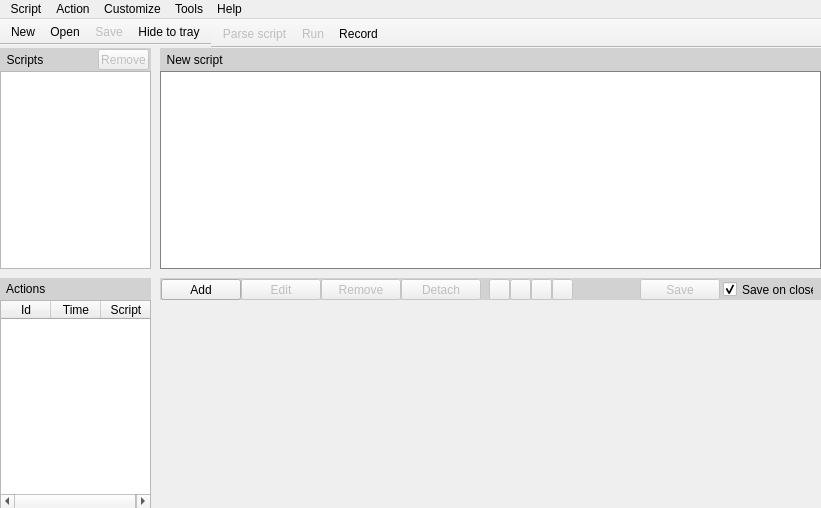
Above: DoForMe!/mainwin.ui from jajcek/DoForMe before the change. Below: the same form after it.
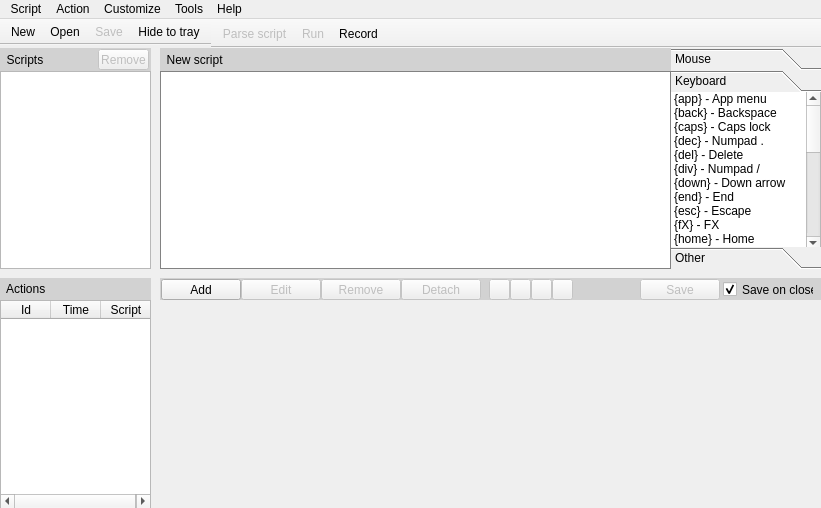
That is the form after the change. Icons and pictures are not drawn.

Commit message: - helper list with functions and special keys available (on the right of the text area)

What changed in the file:
```diff
--- a/DoForMe!/mainwin.ui
+++ b/DoForMe!/mainwin.ui
@@ -145,7 +145,7 @@
      <rect>
       <x>160</x>
       <y>23</y>
-      <width>661</width>
+      <width>511</width>
       <height>198</height>
      </rect>
     </property>
@@ -188,7 +188,7 @@
      <rect>
       <x>160</x>
       <y>0</y>
-      <width>661</width>
+      <width>511</width>
       <height>23</height>
      </rect>
     </property>
@@ -552,6 +552,368 @@
      <bool>false</bool>
     </property>
    </widget>
+   <widget class="QToolBox" name="toolBox">
+    <property name="geometry">
+     <rect>
+      <x>671</x>
+      <y>0</y>
+      <width>150</width>
+      <height>221</height>
+     </rect>
+    </property>
+    <property name="frameShape">
+     <enum>QFrame::NoFrame</enum>
+    </property>
+    <property name="lineWidth">
+     <number>1</number>
+    </property>
+    <property name="midLineWidth">
+     <number>0</number>
+    </property>
+    <property name="currentIndex">
+     <number>1</number>
+    </property>
+    <property name="tabSpacing">
+     <number>0</number>
+    </property>
+    <widget class="QWidget" name="page">
+     <property name="geometry">
+      <rect>
+       <x>0</x>
+       <y>0</y>
+       <width>150</width>
+       <height>158</height>
+      </rect>
+     </property>
+     <attribute name="label">
+      <string>Mouse</string>
+     </attribute>
+     <widget class="QListWidget" name="mouseCmdList">
+      <property name="geometry">
+       <rect>
+        <x>-1</x>
+        <y>-1</y>
+        <width>151</width>
+        <height>160</height>
+       </rect>
+      </property>
+      <property name="sortingEnabled">
+       <bool>true</bool>
+      </property>
+      <item>
+       <property name="text">
+        <string>moveTo(x, y)</string>
+       </property>
+      </item>
+      <item>
+       <property name="text">
+        <string>leftDown()</string>
+       </property>
+      </item>
+      <item>
+       <property name="text">
+        <string>leftDownAt(x, y)</string>
+       </property>
+      </item>
+      <item>
+       <property name="text">
+        <string>leftUp()</string>
+       </property>
+      </item>
+      <item>
+       <property name="text">
+        <string>leftUpAt(x, y)</string>
+       </property>
+      </item>
+      <item>
+       <property name="text">
+        <string>leftClick()</string>
+       </property>
+      </item>
+      <item>
+       <property name="text">
+        <string>leftClickAt(x, y)</string>
+       </property>
+      </item>
+      <item>
+       <property name="text">
+        <string>leftDoubleClick()</string>
+       </property>
+      </item>
+      <item>
+       <property name="text">
+        <string>leftDoubleClickAt(x, y)</string>
+       </property>
+      </item>
+      <item>
+       <property name="text">
+        <string>rightDown()</string>
+       </property>
+      </item>
+      <item>
+       <property name="text">
+        <string>rightDownAt(x, y)</string>
+       </property>
+      </item>
+      <item>
+       <property name="text">
+        <string>rightUp()</string>
+       </property>
+      </item>
+      <item>
+       <property name="text">
+        <string>rightUpAt(x, y)</string>
+       </property>
+      </item>
+      <item>
+       <property name="text">
+        <string>rightClick()</string>
+       </property>
+      </item>
+      <item>
+       <property name="text">
+        <string>rightClickAt(x, y)</string>
+       </property>
+      </item>
+      <item>
+       <property name="text">
+        <string>middleDown()</string>
+       </property>
+      </item>
+      <item>
+       <property name="text">
+        <string>middleDownAt(x, y)</string>
+       </property>
+      </item>
+      <item>
+       <property name="text">
+        <string>middleUp()</string>
+       </property>
+      </item>
+      <item>
+       <property name="text">
+        <string>middleUpAt(x, y)</string>
+       </property>
+      </item>
+      <item>
+       <property name="text">
+        <string>middleClick()</string>
+       </property>
+      </item>
+      <item>
+       <property name="text">
+        <string>middleClickAt(x, y)</string>
+       </property>
+      </item>
+     </widget>
+    </widget>
+    <widget class="QWidget" name="page_2">
+     <property name="geometry">
+      <rect>
+       <x>0</x>
+       <y>0</y>
+       <width>150</width>
+       <height>158</height>
+      </rect>
+     </property>
+     <attribute name="label">
+      <string>Keyboard</string>
+     </attribute>
+     <widget class="QListWidget" name="keyboardCmdList">
+      <property name="geometry">
+       <rect>
+        <x>-1</x>
+        <y>-1</y>
+        <width>151</width>
+        <height>160</height>
+       </rect>
+      </property>
+      <property name="sortingEnabled">
+       <bool>true</bool>
+      </property>
+      <item>
+       <property name="text">
+        <string>{app} - App menu</string>
+       </property>
+      </item>
+      <item>
+       <property name="text">
+        <string>{back} - Backspace</string>
+       </property>
+      </item>
+      <item>
+       <property name="text">
+        <string>{caps} - Caps lock</string>
+       </property>
+      </item>
+      <item>
+       <property name="text">
+        <string>{dec} - Numpad .</string>
+       </property>
+      </item>
+      <item>
+       <property name="text">
+        <string>{del} - Delete</string>
+       </property>
+      </item>
+      <item>
+       <property name="text">
+        <string>{div} - Numpad /</string>
+       </property>
+      </item>
+      <item>
+       <property name="text">
+        <string>{down} - Down arrow</string>
+       </property>
+      </item>
+      <item>
+       <property name="text">
+        <string>{end} - End</string>
+       </property>
+      </item>
+      <item>
+       <property name="text">
+        <string>{esc} - Escape</string>
+       </property>
+      </item>
+      <item>
+       <property name="text">
+        <string>{fX} - FX</string>
+       </property>
+      </item>
+      <item>
+       <property name="text">
+        <string>{home} - Home</string>
+       </property>
+      </item>
+      <item>
+       <property name="text">
+        <string>{ins} - Insert</string>
+       </property>
+      </item>
+      <item>
+       <property name="text">
+        <string>{left} - Left arrow</string>
+       </property>
+      </item>
+      <item>
+       <property name="text">
+        <string>{lwin} - Left windows</string>
+       </property>
+      </item>
+      <item>
+       <property name="text">
+        <string>{mul} - Numpad *</string>
+       </property>
+      </item>
+      <item>
+       <property name="text">
+        <string>{n} - Enter</string>
+       </property>
+      </item>
+      <item>
+       <property name="text">
+        <string>{numlock} - Num lock</string>
+       </property>
+      </item>
+      <item>
+       <property name="text">
+        <string>{nX} - Numpad X</string>
+       </property>
+      </item>
+      <item>
+       <property name="text">
+        <string>{pause} - Pause</string>
+       </property>
+      </item>
+      <item>
+       <property name="text">
+        <string>{pdown} - Page down</string>
+       </property>
+      </item>
+      <item>
+       <property name="text">
+        <string>{print} - Print</string>
+       </property>
+      </item>
+      <item>
+       <property name="text">
+        <string>{pup} - Page up</string>
+       </property>
+      </item>
+      <item>
+       <property name="text">
+        <string>{right} - Right arrow</string>
+       </property>
+      </item>
+      <item>
+       <property name="text">
+        <string>{rwin} - Right windows</string>
+       </property>
+      </item>
+      <item>
+       <property name="text">
+        <string>{scroll} - Scroll lock</string>
+       </property>
+      </item>
+      <item>
+       <property name="text">
+        <string>{ss} - Snapshot</string>
+       </property>
+      </item>
+      <item>
+       <property name="text">
+        <string>{sub} - Numpad -</string>
+       </property>
+      </item>
+      <item>
+       <property name="text">
+        <string>{sum} - Numpad +</string>
+       </property>
+      </item>
+      <item>
+       <property name="text">
+        <string>{tab} - Tab</string>
+       </property>
+      </item>
+      <item>
+       <property name="text">
+        <string>{up} - Up arrow</string>
+       </property>
+      </item>
+      <item>
+       <property name="text">
+        <string>sendText(&quot;&quot;)</string>
+       </property>
+      </item>
+     </widget>
+    </widget>
+    <widget class="QWidget" name="page_3">
+     <attribute name="label">
+      <string>Other</string>
+     </attribute>
+     <widget class="QListWidget" name="otherCmdList">
+      <property name="geometry">
+       <rect>
+        <x>-1</x>
+        <y>-1</y>
+        <width>151</width>
+        <height>159</height>
+       </rect>
+      </property>
+      <item>
+       <property name="text">
+        <string>sleep(x)</string>
+       </property>
+      </item>
+      <item>
+       <property name="text">
+        <string>setInterval(x)</string>
+       </property>
+      </item>
+     </widget>
+    </widget>
+   </widget>
   </widget>
   <widget class="QMenuBar" name="menuBar">
    <property name="geometry">
```
The commit also changes 3 other files.
